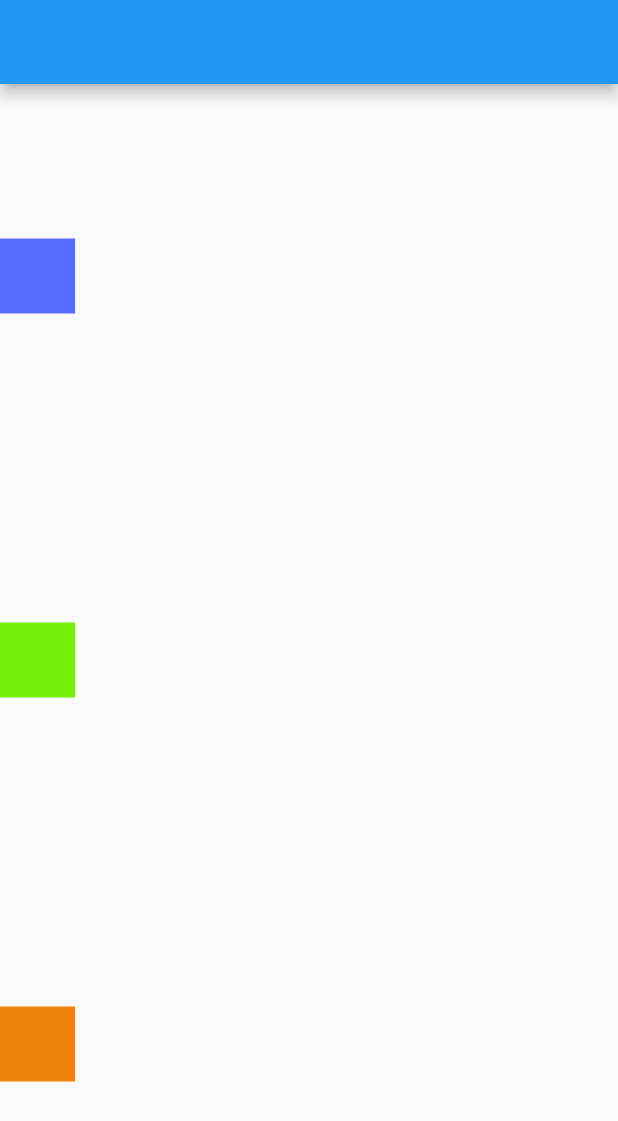
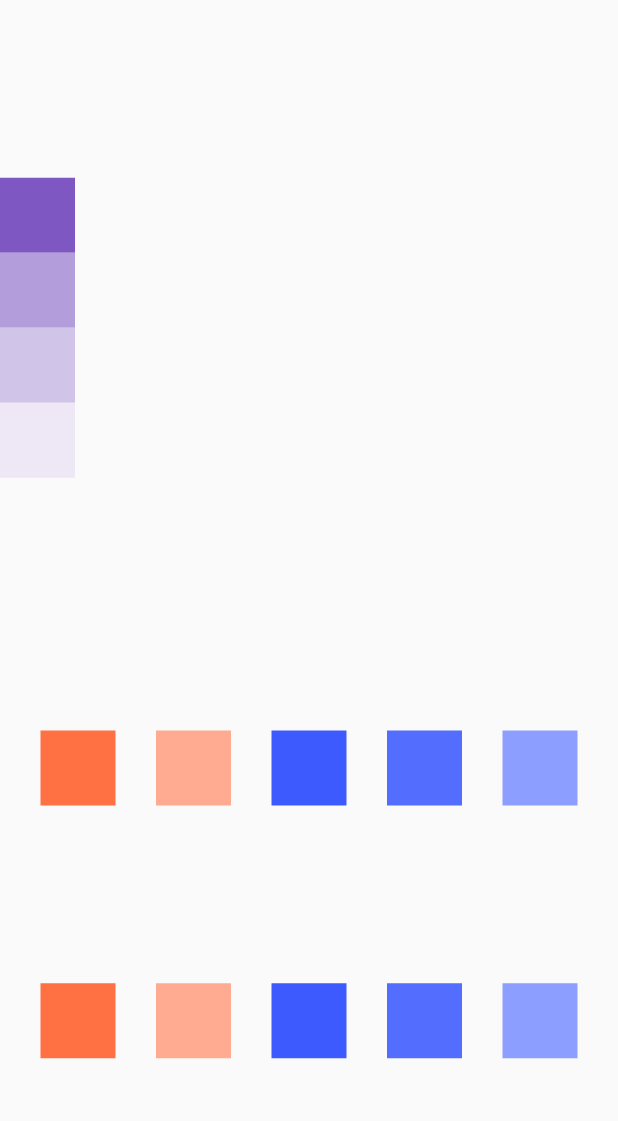
Before and after one commit to orlandogironb/etps3-012023, a Flutter app: the screen it shows after launch, on a phone screen of 412 x 824 dp. Shown: the top 1121 px of the screen. Run offline on Flutter 3.47's test engine with Material 2 defaults, Android fonts, the phone set to English and light mode, and no system bars.

Commit message:
04022023

```diff
--- a/flutter_filascolumnas/lib/Paginas/principal.dart
+++ b/flutter_filascolumnas/lib/Paginas/principal.dart
@@ -11,15 +11,45 @@
   @override
   Widget build(BuildContext context) {
     return Scaffold(
-      appBar: AppBar(),
+      // appBar: AppBar(),
+      // body: Column(
       body: Column(
-        mainAxisAlignment: MainAxisAlignment.spaceAround,
+        mainAxisAlignment: MainAxisAlignment.spaceEvenly,
+        crossAxisAlignment: CrossAxisAlignment.start,
         children: [
-          Container(height: 50, width: 50, color: Colors.indigoAccent),
-          Container(
-              height: 50, width: 50, color: Color.fromARGB(255, 117, 238, 12)),
-          Container(
-              height: 50, width: 50, color: Color.fromARGB(255, 238, 131, 9)),
+          Column(
+            mainAxisAlignment: MainAxisAlignment.spaceEvenly,
+            crossAxisAlignment: CrossAxisAlignment.start,
+            children: [
+              Container(height: 50, width: 50, color: Colors.deepPurple[400]),
+              Container(height: 50, width: 50, color: Colors.deepPurple[200]),
+              Container(height: 50, width: 50, color: Colors.deepPurple[100]),
+              Container(height: 50, width: 50, color: Colors.deepPurple[50]),
+              Container(height: 50, width: 50, color: Colors.deepPurple[25]),
+            ],
+          ),
+          Row(
+            mainAxisAlignment: MainAxisAlignment.spaceEvenly,
+            crossAxisAlignment: CrossAxisAlignment.start,
+            children: [
+              Container(height: 50, width: 50, color: Colors.deepOrange[400]),
+              Container(height: 50, width: 50, color: Colors.deepOrange[200]),
+              Container(height: 50, width: 50, color: Colors.indigoAccent[400]),
+              Container(height: 50, width: 50, color: Colors.indigoAccent[200]),
+              Container(height: 50, width: 50, color: Colors.indigoAccent[100]),
+            ],
+          ),
+          Row(
+            mainAxisAlignment: MainAxisAlignment.spaceEvenly,
+            crossAxisAlignment: CrossAxisAlignment.start,
+            children: [
+              Container(height: 50, width: 50, color: Colors.deepOrange[400]),
+              Container(height: 50, width: 50, color: Colors.deepOrange[200]),
+              Container(height: 50, width: 50, color: Colors.indigoAccent[400]),
+              Container(height: 50, width: 50, color: Colors.indigoAccent[200]),
+              Container(height: 50, width: 50, color: Colors.indigoAccent[100]),
+            ],
+          ),
         ],
       ),
     );
```
